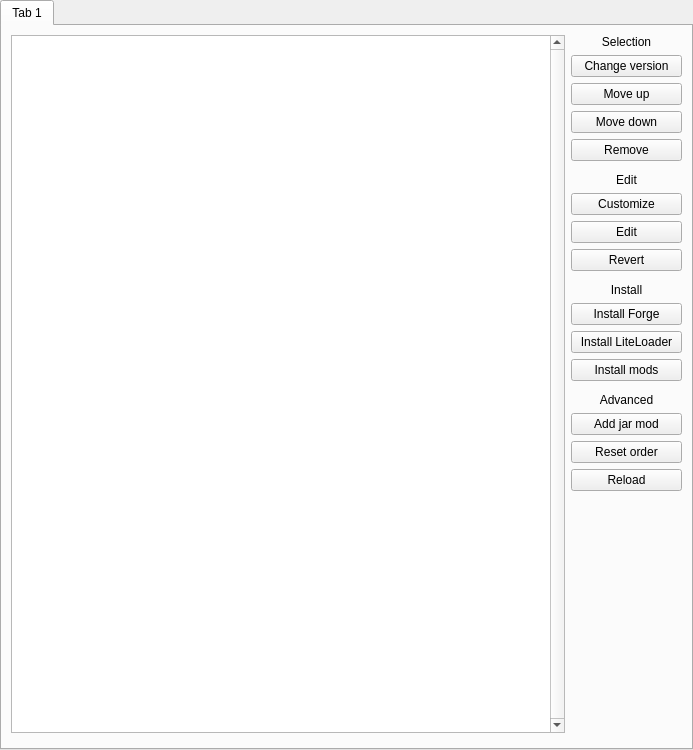
First picture: the form in application/pages/VersionPage.ui, repository FreesmTeam/FreesmLauncher, before the edit.
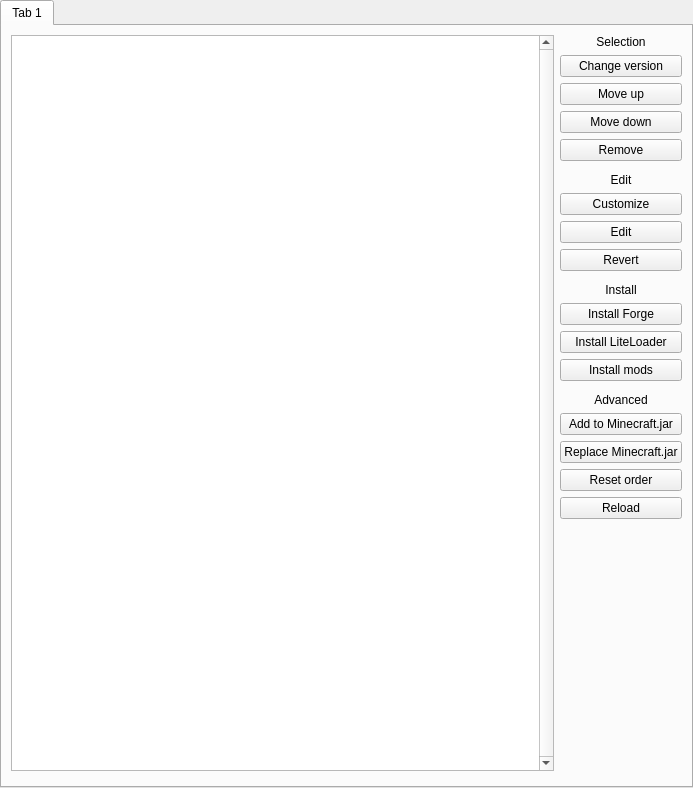
Second picture: the form after the edit. Custom widgets are drawn as their Qt base class.

Commit message:
GH-1314 add UI for custom minecraft jar addition
Also changes the text of the jar mod addition button.
It should be clearer what it does and hopefully will not confuse
as many people.

```diff
--- a/application/pages/VersionPage.ui
+++ b/application/pages/VersionPage.ui
@@ -7,7 +7,7 @@
     <x>0</x>
     <y>0</y>
     <width>693</width>
-    <height>750</height>
+    <height>788</height>
    </rect>
   </property>
   <layout class="QVBoxLayout" name="verticalLayout">
@@ -206,7 +206,14 @@
             <string>Add a mod into the Minecraft jar file.</string>
            </property>
            <property name="text">
-            <string>Add jar mod</string>
+            <string>Add to Minecraft.jar</string>
+           </property>
+          </widget>
+         </item>
+         <item>
+          <widget class="QPushButton" name="jarBtn">
+           <property name="text">
+            <string>Replace Minecraft.jar</string>
            </property>
           </widget>
          </item>
```
Left out of the diff: 1 changed line with no effect on the pictures. The commit also changes 15 other files.
